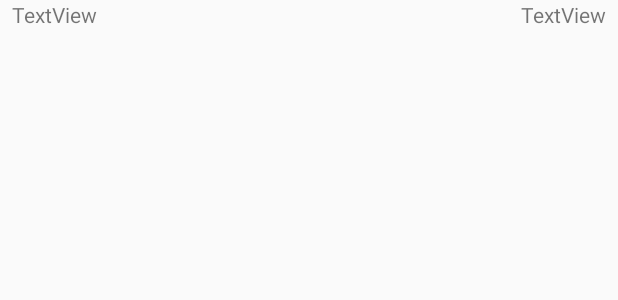
After one commit to rchocholous/esnchallenge-android, an Android app: the layout layout_score_row.xml on its own in the app's theme, with its tools: preview values and no code run, on a phone screen of 412 x 824 dp. The commit adds this screen. Shown: the top 300 px of the screen. Run offline under Robolectric (Android 15) with nearby library versions, the phone set to English and light mode, and no system bars; network calls fail.

Commit message:
basic High Scores page

```diff
--- a/app/src/main/java/cz/chochy/esnchallenge/MainActivity.java
+++ b/app/src/main/java/cz/chochy/esnchallenge/MainActivity.java
@@ -18,7 +18,8 @@ import com.android.volley.toolbox.Volley;
 
 public class MainActivity extends AppCompatActivity implements BottomNavigationView.OnNavigationItemSelectedListener {
 
-    public static String API_URL = "https://fiesta.esncz.org";
+    public static String API_AUTH_URL = "https://fiesta.esncz.org";
+    public static String API_URL = "https://esngeo.azurewebsites.net";
 
 //    private static RequestQueue queueInstance;
 
--- a/app/src/main/java/cz/chochy/esnchallenge/ProfileFragment.java
+++ b/app/src/main/java/cz/chochy/esnchallenge/ProfileFragment.java
@@ -198,7 +198,7 @@ public class ProfileFragment extends Fragment {
 
         StringRequest request = new StringRequest(
                 Request.Method.POST,
-                MainActivity.API_URL + "/api/auth",
+                MainActivity.API_AUTH_URL + "/api/auth",
                 new Response.Listener<String>() {
                     @Override
                     public void onResponse(String responseString) {
@@ -260,7 +260,7 @@ public class ProfileFragment extends Fragment {
 
         GsonRequest<ProfileData> request = new GsonRequest<ProfileData>(
                 Request.Method.GET,
-                MainActivity.API_URL + "/api/profile",
+                MainActivity.API_AUTH_URL + "/api/profile",
                 ProfileData.class,
                 new Response.Listener<ProfileData>() {
                     @Override
--- /dev/null
+++ b/app/src/main/res/layout/layout_score_row.xml
@@ -0,0 +1,23 @@
+<?xml version="1.0" encoding="utf-8"?>
+<android.support.constraint.ConstraintLayout
+    xmlns:android="http://schemas.android.com/apk/res/android"
+    xmlns:app="http://schemas.android.com/apk/res-auto"
+    android:layout_width="match_parent"
+    android:layout_height="match_parent">
+
+    <TextView
+        android:id="@+id/text_username"
+        android:layout_width="wrap_content"
+        android:layout_height="wrap_content"
+        android:layout_marginStart="8dp"
+        android:text="TextView"
+        app:layout_constraintStart_toStartOf="parent" />
+
+    <TextView
+        android:id="@+id/text_userscore"
+        android:layout_width="wrap_content"
+        android:layout_height="wrap_content"
+        android:layout_marginEnd="8dp"
+        android:text="TextView"
+        app:layout_constraintEnd_toEndOf="parent" />
+</android.support.constraint.ConstraintLayout>
```
Also changed, not shown: app/src/main/java/cz/chochy/esnchallenge/HighScoresFragment.java (+78 -0 lines), app/src/main/java/cz/chochy/esnchallenge/model/HighScore.java (added, +76 -0 lines), app/src/main/java/cz/chochy/esnchallenge/tools/HighScoreAdapter.java (added, +54 -0 lines), app/src/main/res/layout/fragment_scores.xml (+7 -9 lines).
